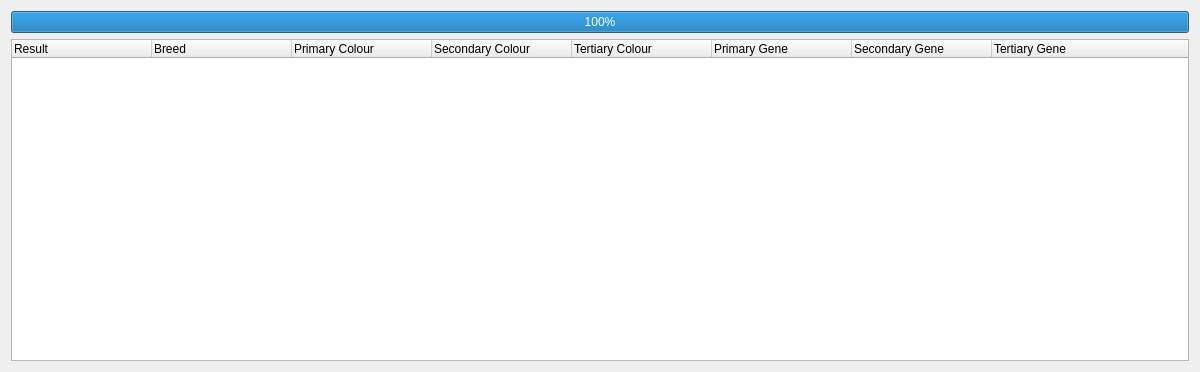
First picture: the form in pairingresultsdialog.ui, repository TheCalpolMan/flight-rising-breeding-tracker, before the edit.
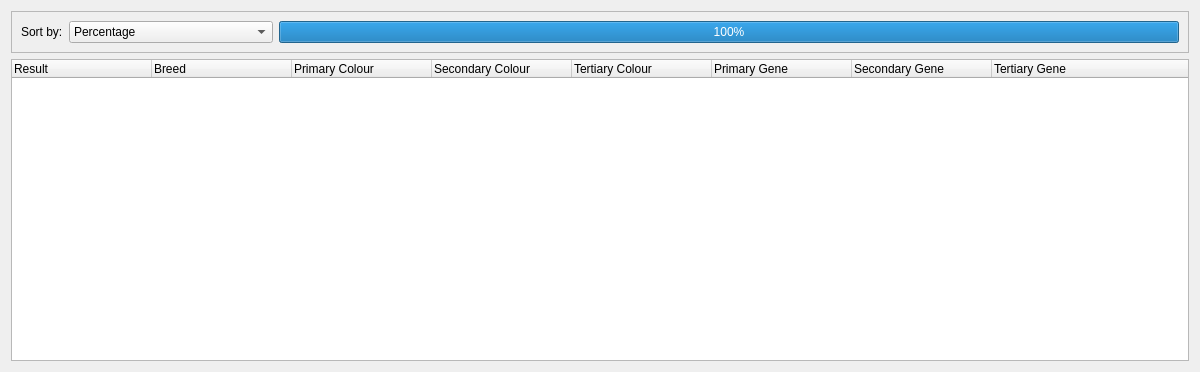
Second picture: the form after the edit.

Commit message: rudimentary alternative sorting added

Diff of the .ui file:
```diff
--- a/pairingresultsdialog.ui
+++ b/pairingresultsdialog.ui
@@ -14,6 +14,63 @@
    <string>Results</string>
   </property>
   <layout class="QGridLayout" name="gridLayout">
+   <item row="0" column="0">
+    <widget class="QFrame" name="frame">
+     <property name="minimumSize">
+      <size>
+       <width>0</width>
+       <height>28</height>
+      </size>
+     </property>
+     <property name="frameShape">
+      <enum>QFrame::Shape::StyledPanel</enum>
+     </property>
+     <property name="frameShadow">
+      <enum>QFrame::Shadow::Raised</enum>
+     </property>
+     <layout class="QGridLayout" name="gridLayout_2">
+      <item row="0" column="2">
+       <widget class="QProgressBar" name="progressBar">
+        <property name="value">
+         <number>100</number>
+        </property>
+       </widget>
+      </item>
+      <item row="0" column="1">
+       <widget class="QComboBox" name="sortingComboBox">
+        <property name="minimumSize">
+         <size>
+          <width>0</width>
+          <height>0</height>
+         </size>
+        </property>
+        <item>
+         <property name="text">
+          <string>Percentage</string>
+         </property>
+        </item>
+        <item>
+         <property name="text">
+          <string>Percentage * Branch Count</string>
+         </property>
+        </item>
+        <item>
+         <property name="text">
+          <string>Percentage ÷ Generation Count</string>
+         </property>
+        </item>
+       </widget>
+      </item>
+      <item row="0" column="0">
+       <widget class="QLabel" name="label">
+        <property name="text">
+         <string>Sort by:</string>
+        </property>
+       </widget>
+      </item>
+     </layout>
+    </widget>
+   </item>
    <item row="1" column="0">
     <widget class="QTreeWidget" name="treeWidget">
      <attribute name="headerCascadingSectionResizes">
@@ -64,13 +121,6 @@
      </column>
     </widget>
    </item>
-   <item row="0" column="0">
-    <widget class="QProgressBar" name="progressBar">
-     <property name="value">
-      <number>100</number>
-     </property>
-    </widget>
-   </item>
   </layout>
  </widget>
  <resources/>
```
The commit also changes 6 other files.
